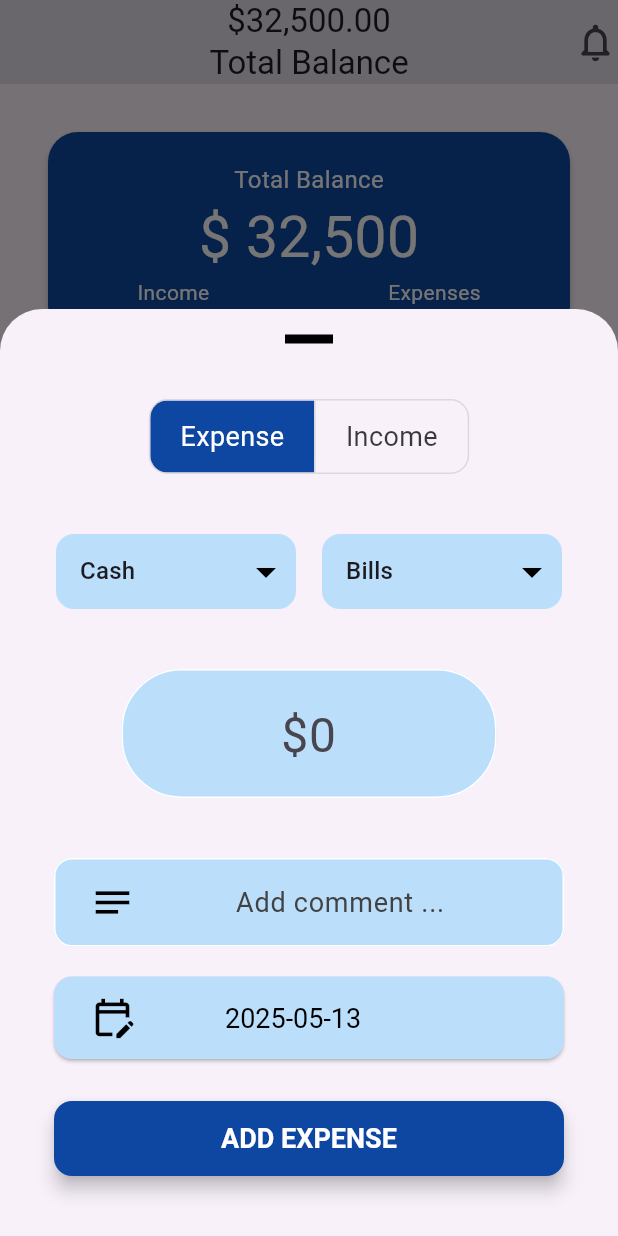
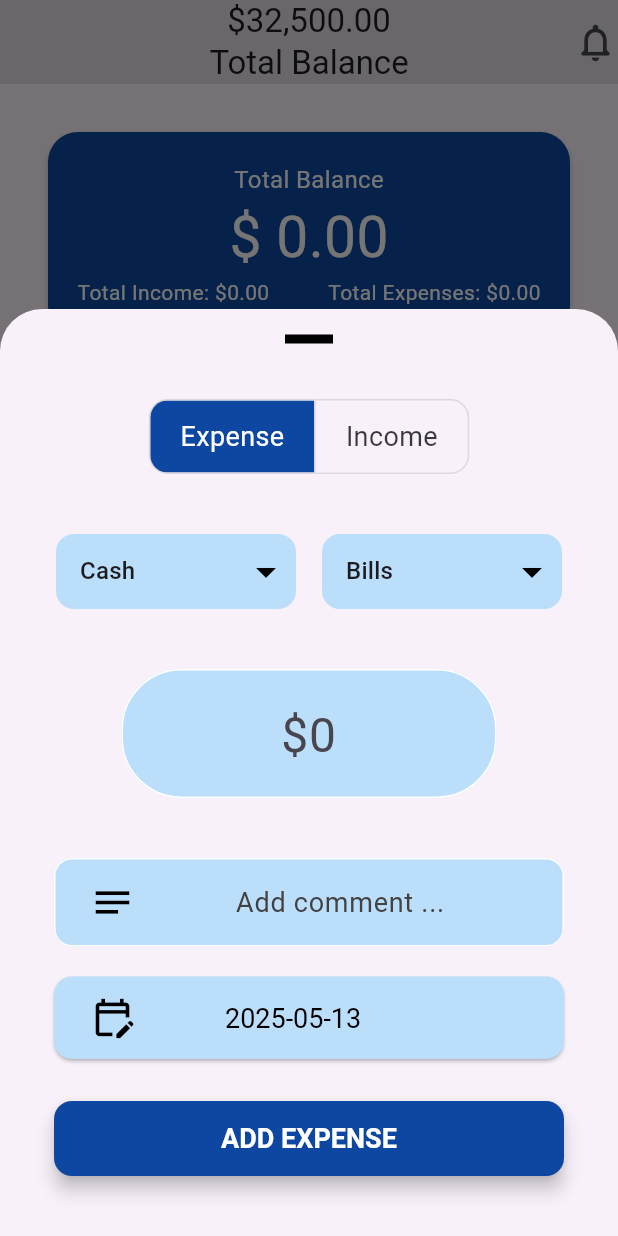
Before and after one commit to muhammadXainAhmad/expense_tracker_sqflite_provider, a Flutter app: the screen it shows after launch, scrolled down 384 dp, after a tap on the "add" icon, on a phone screen of 412 x 824 dp. Run offline on Flutter 3.47's test engine with Material 3 defaults, Android fonts, the phone set to English and light mode, and no system bars; our stand-ins replace another_flushbar, sqflite; accounts and stored records are empty.

Commit message:
Maintaining totalIncome/expense/balance

```diff
--- a/lib/Providers/expense_provider.dart
+++ b/lib/Providers/expense_provider.dart
@@ -35,17 +35,48 @@ class ExpenseProvider with ChangeNotifier {
   List<Expense> _expenseList = [];
   List<Expense> get expenseList => _expenseList;
 
-  void getExpense() async {
+  double _totalIncome = 0;
+  double get totalIncome => _totalIncome;
+
+  double _totalExpense = 0;
+  double get totalExpense => _totalExpense;
+
+  Map<String, double> _categoryExpenseTotals = {};
+  Map<String, double> get categoryExpenseTotals => _categoryExpenseTotals;
+
+  double _balance = 0;
+  double get balance => _balance;
+
+  Future<void> getExpense() async {
     _isLoading = true;
     notifyListeners();
     List<Expense> expenses = await dbHelper.getExpense();
     expenses.sort((a, b) => b.date.compareTo(a.date));
     _expenseList = expenses;
+
+    _totalIncome = 0;
+    _totalExpense = 0;
+    _categoryExpenseTotals = {};
+    _balance = 0;
+    for (var expense in expenses) {
+      if (expense.transactionType == "Income") {
+        _totalIncome += expense.amount;
+      } else {
+        _totalExpense += expense.amount;
+        _categoryExpenseTotals.update(
+          expense.category,
+          (existing) => existing + expense.amount,
+          ifAbsent: () => expense.amount,
+        );
+      }
+    }
+    _balance = _totalIncome - _totalExpense;
+
     _isLoading = false;
     notifyListeners();
   }
 
-  void addExpenseItem({
+  Future<void> addExpenseItem({
     required String title,
     required double amount,
     required String category,
@@ -112,7 +143,7 @@ class ExpenseProvider with ChangeNotifier {
     notifyListeners();
   }
 
-  void updateExpenseItem({
+  Future<void> updateExpenseItem({
     required int id,
     required String title,
     required double amount,
@@ -135,7 +166,7 @@ class ExpenseProvider with ChangeNotifier {
     notifyListeners();
   }
 
-  void deleteExpenseItem(int id) async {
+  Future<void> deleteExpenseItem(int id) async {
     await dbHelper.deleteExpenseItem(id);
     getExpense();
     expenseList.removeWhere((e) => e.id == id);
--- a/lib/Views/add_expense_screen.dart
+++ b/lib/Views/add_expense_screen.dart
@@ -249,6 +249,7 @@ class _AddExpenseScreenState extends State<AddExpenseScreen> {
           child: SizedBox(
             width: 340,
             child: TextField(
+              textCapitalization: TextCapitalization.sentences,
               controller: titleController,
               style: TextStyle(color: Colors.black, fontSize: 18),
               textAlign: TextAlign.center,
--- a/lib/Views/category_screen.dart
+++ b/lib/Views/category_screen.dart
@@ -42,15 +42,25 @@ class CategoryScreen extends StatelessWidget {
                       "Total Balance",
                       style: TextStyle(color: Colors.white, fontSize: 16),
                     ),
-                    Text(
-                      r"$ 32,500",
-                      style: TextStyle(color: Colors.white, fontSize: 38),
+                    Consumer<ExpenseProvider>(
+                      builder: (context, provider, child) {
+                        return Text(
+                          "\$ ${provider.balance.toStringAsFixed(2)}",
+                          style: TextStyle(color: Colors.white, fontSize: 38),
+                        );
+                      },
                     ),
                     Row(
                       mainAxisAlignment: MainAxisAlignment.spaceAround,
                       children: [
-                        Text("Income", style: TextStyle(color: Colors.white)),
-                        Text("Expenses", style: TextStyle(color: Colors.white)),
+                        Text(
+                          'Total Income: \$${context.read<ExpenseProvider>().totalIncome.toStringAsFixed(2)}',
+                          style: TextStyle(color: Colors.white),
+                        ),
+                        Text(
+                          "Total Expenses: \$${context.read<ExpenseProvider>().totalExpense.toStringAsFixed(2)}",
+                          style: TextStyle(color: Colors.white),
+                        ),
                       ],
                     ),
                   ],
@@ -94,8 +104,8 @@ class CategoryScreen extends StatelessWidget {
             ],
           ),
           Expanded(
-            child: Consumer<CategoryProvider>(
-              builder: (context, categoryProvider, child) {
+            child: Consumer2<ExpenseProvider, CategoryProvider>(
+              builder: (context, expenseProvider, categoryProvider, child) {
                 if (categoryProvider.isLoading) {
                   return Center(child: CircularProgressIndicator());
                 }
@@ -104,6 +114,9 @@ class CategoryScreen extends StatelessWidget {
                   itemBuilder: (context, index) {
                     final category = categoryProvider.categories[index];
                     final expenseCount = category.entries;
+                    final categoryTotal =
+                        expenseProvider.categoryExpenseTotals[category.title] ??
+                        0;
                     return Padding(
                       padding: const EdgeInsets.all(8.0),
                       child: ListTile(
@@ -144,7 +157,7 @@ class CategoryScreen extends StatelessWidget {
                           style: TextStyle(color: Colors.black, fontSize: 14),
                         ),
                         trailing: Text(
-                          '\$${category.totalAmount}',
+                          "\$${categoryTotal.toStringAsFixed(2)}",
                           style: TextStyle(
                             fontSize: 18,
                             fontWeight: FontWeight.bold,
```
